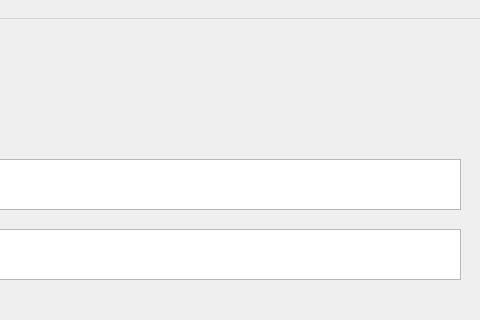
First picture: the form in Division_GUI/mainwindow.ui, repository ASherjil/Polynomial_Long_Division_GUI, before the edit; both pictures show x 430 to 910 and y 0 to 320 of the 910 by 594 pixel window.
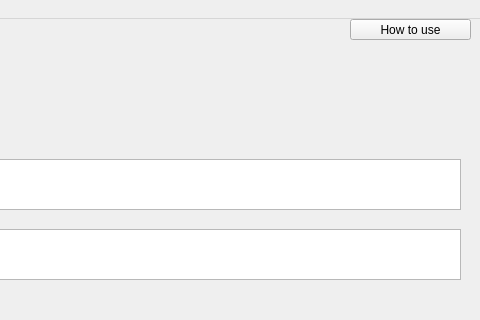
Second picture: the form after the edit.

Commit message: Added a help, instructions dialog box

```diff
--- a/Division_GUI/mainwindow.ui
+++ b/Division_GUI/mainwindow.ui
@@ -109,6 +109,19 @@
      <string>Compute Result</string>
     </property>
    </widget>
+   <widget class="QToolButton" name="toolButton">
+    <property name="geometry">
+     <rect>
+      <x>780</x>
+      <y>0</y>
+      <width>121</width>
+      <height>21</height>
+     </rect>
+    </property>
+    <property name="text">
+     <string>How to use</string>
+    </property>
+   </widget>
   </widget>
   <widget class="QMenuBar" name="menubar">
    <property name="geometry">
```
The commit also changes 2 other files.
